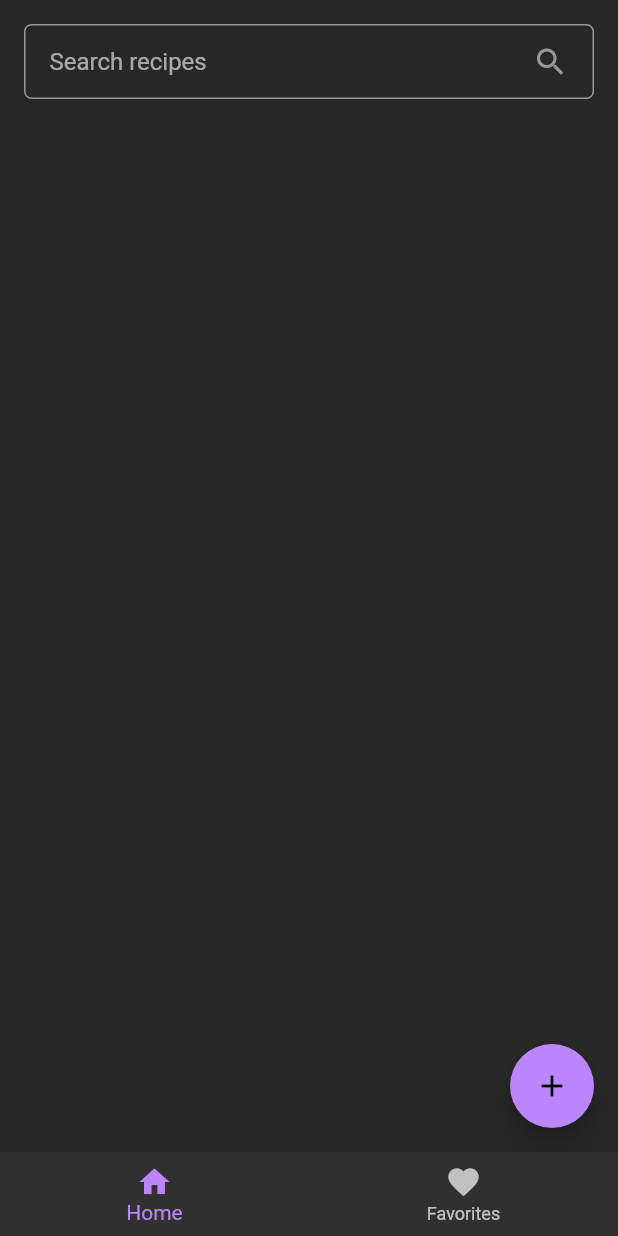
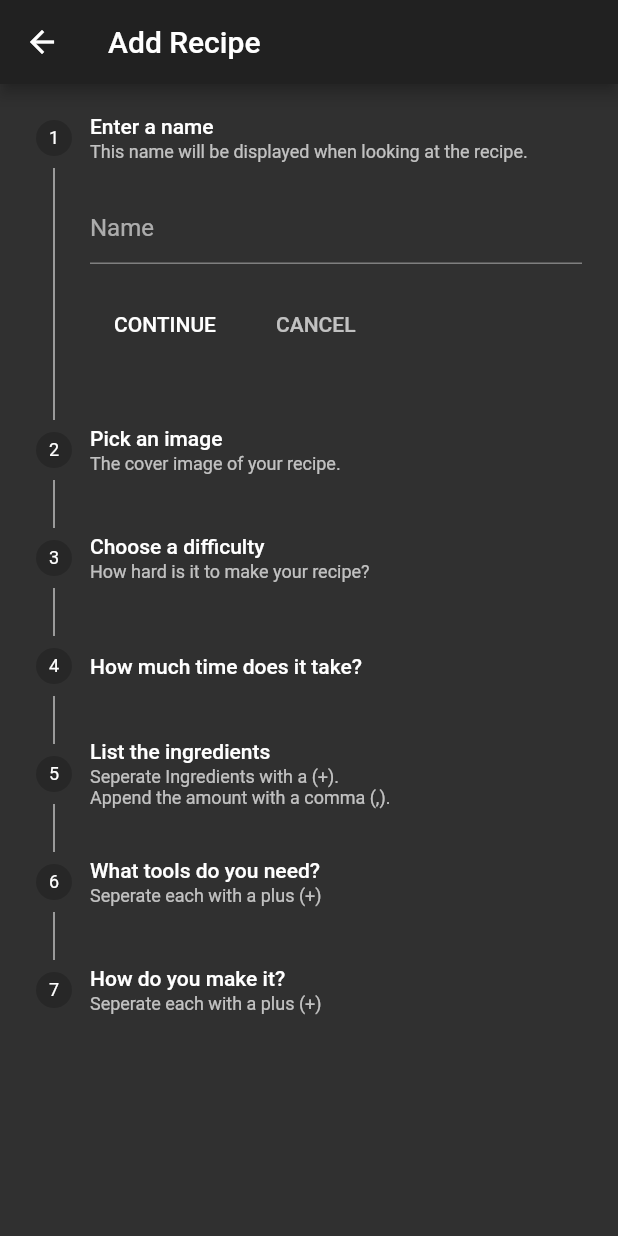
Before and after one commit to ecrax/recipe_library, a Flutter app: the screen it shows after launch, after a tap on the "add" icon, on a phone screen of 412 x 824 dp. Run offline on Flutter 3.47's test engine with Material 2 defaults, Android fonts, the phone set to English and light mode, and no system bars; our stand-ins replace cloud_firestore, firebase_core, firebase_storage, image_picker, material_design_icons_flutter; missing offline and left inert: flutter_duration_picker; accounts and stored records are empty; network calls fail.

Commit message:
ready for polishing

```diff
--- a/lib/main.dart
+++ b/lib/main.dart
@@ -1,6 +1,7 @@
 import 'package:firebase_core/firebase_core.dart';
 import 'package:flutter/material.dart';
 import 'package:recipe_library/constants.dart';
+import 'package:recipe_library/screens/add_recipe_screen.dart';
 import 'package:recipe_library/screens/all_recipes_screen.dart';
 import 'package:recipe_library/screens/favorites_screen.dart';
 
@@ -49,8 +50,16 @@ class _InitialScreenState extends State<InitialScreen> {
     return SafeArea(
       child: Scaffold(
         floatingActionButton: FloatingActionButton(
+          tooltip: "Add Recipe",
           child: Icon(Icons.add),
-          onPressed: () {},
+          onPressed: () {
+            Navigator.push(
+              context,
+              MaterialPageRoute(
+                builder: (context) => AddRecipeScreen(),
+              ),
+            );
+          },
         ),
         backgroundColor: kBackgroundColor,
         bottomNavigationBar: BottomNavigationBar(
--- /dev/null
+++ b/lib/screens/add_recipe_screen.dart
@@ -0,0 +1,293 @@
+import 'dart:io';
+
+import 'package:cloud_firestore/cloud_firestore.dart';
+import 'package:firebase_storage/firebase_storage.dart';
+import 'package:flutter/material.dart';
+import 'package:flutter_duration_picker/flutter_duration_picker.dart';
+import 'package:image_picker/image_picker.dart';
+
+class AddRecipeScreen extends StatefulWidget {
+  @override
+  _AddRecipeScreenState createState() => _AddRecipeScreenState();
+}
+
+class _AddRecipeScreenState extends State<AddRecipeScreen> {
+  FirebaseStorage _storage = FirebaseStorage.instance;
+  FirebaseFirestore _database = FirebaseFirestore.instance;
+  ImagePicker _picker = ImagePicker();
+
+  int _index = 0;
+  int _stepAmount = 7;
+
+  File _image;
+
+  String uploadedImageURL;
+  String name;
+  String difficulty = "Beginner";
+  Duration duration = Duration(minutes: 0);
+  String toolsInput;
+  String ingredientsInput;
+  String stepsInput;
+
+  List<String> stringToList(String string) {
+    var list = string.split("+");
+
+    return list;
+  }
+
+  Map<dynamic, dynamic> stringToMap(String string) {
+    var bigList = string.split("+");
+    var smallList = [];
+
+    for (var item in bigList) {
+      smallList.add(item.split(","));
+    }
+
+    var finalMap = {};
+
+    for (var item in smallList) {
+      finalMap[item[0]] = item[1];
+    }
+
+    return finalMap;
+  }
+
+  bool isEmpty(String s) {
+    if (s == null || s.trim() == "") {
+      return true;
+    } else {
+      return false;
+    }
+  }
+
+  Future getImageGallery() async {
+    var image = await _picker.getImage(source: ImageSource.gallery);
+
+    setState(() {
+      _image = File(image.path);
+    });
+  }
+
+  Future getImageCamera() async {
+    var image = await _picker.getImage(source: ImageSource.camera);
+
+    setState(() {
+      _image = File(image.path);
+    });
+  }
+
+  Future uploadFile(int id) async {
+    StorageReference reference =
+        _storage.ref().child("recipe_images/").child("${id.toString()}.jpg");
+    StorageUploadTask uploadTask = reference.putFile(_image);
+
+    StorageTaskSnapshot downloadUrl = (await uploadTask.onComplete);
+
+    uploadedImageURL = (await downloadUrl.ref.getDownloadURL());
+
+    //print(uploadedImageURL);
+  }
+
+  @override
+  Widget build(BuildContext context) {
+    return Scaffold(
+      appBar: AppBar(
+        title: Text("Add Recipe"),
+      ),
+      body: Container(
+        child: Stepper(
+          currentStep: _index,
+          onStepTapped: (value) {
+            setState(() {
+              _index = value;
+            });
+          },
+          onStepCancel: () {
+            //print("You are clicking the cancel button.");
+            if (_index == 0) {
+              Navigator.pop(context);
+            } else {
+              setState(() {
+                _index -= 1;
+              });
+            }
+          },
+          onStepContinue: () async {
+            //print("You are clicking the continue button.");
+            if (_index + 1 < _stepAmount) {
+              setState(() {
+                _index += 1;
+              });
+            } else {
+              // Finished with form | submit everything to firebase
+
+              if (isEmpty(name) ||
+                  isEmpty(ingredientsInput) ||
+                  isEmpty(toolsInput) ||
+                  isEmpty(stepsInput)) {
+                // Form not filled out correctly
+              } else {
+                QuerySnapshot snapshot =
+                    await _database.collection("recipes").orderBy("id").get();
+
+                int highestID = snapshot.docs.last.data()["id"];
+
+                uploadFile(highestID + 1);
+
+                if (!isEmpty(uploadedImageURL)) {
+                  await _database
+                      .collection("recipes")
+                      .doc((highestID + 1).toString())
+                      .set({
+                    'name': name,
+                    'id': highestID + 1,
+                    'image': uploadedImageURL,
+                    'difficulty': difficulty,
+                    'time': duration.inMinutes >= 60
+                        ? duration.inHours.toString() + " h"
+                        : duration.inMinutes.toString() + " min",
+                    'ingredients': stringToMap(ingredientsInput),
+                    'tools': stringToList(toolsInput),
+                    'steps': stringToList(stepsInput),
+                  });
+
+                  // Display spinner
+                  Navigator.pop(context);
+                } else {
+                  // Image did not upload correctly
+                }
+              }
+            }
+          },
+          steps: [
+            Step(
+              title: Text("Enter a name"),
+              subtitle: Text(
+                  "This name will be displayed when looking at the recipe."),
+              content: TextField(
+                decoration: InputDecoration(hintText: "Name"),
+                onChanged: (value) {
+                  name = value;
+                },
+              ),
+            ),
+            Step(
+              title: Text("Pick an image"),
+              subtitle: Text("The cover image of your recipe."),
+              content: Column(
+                children: [
+                  _image != null
+                      ? Image.asset(
+                          _image.path,
+                          height: 150,
+                          fit: BoxFit.cover,
+                        )
+                      : Container(height: 150),
+                  Row(
+                    mainAxisAlignment: MainAxisAlignment.spaceEvenly,
+                    children: [
+                      FlatButton(
+                        child: Text('Choose Picture'),
+                        onPressed: getImageGallery,
+                      ),
+                      FlatButton(
+                        child: Text('Take Picture'),
+                        onPressed: getImageCamera,
+                      ),
+                    ],
+                  )
+                ],
+              ),
+            ),
+            Step(
+              title: Text("Choose a difficulty"),
+              subtitle: Text("How hard is it to make your recipe?"),
+              content: DropdownButton(
+                items: [
+                  DropdownMenuItem(
+                    child: Text("Beginner"),
+                    value: "Beginner",
+                  ),
+                  DropdownMenuItem(
+                    child: Text("Intermediate"),
+                    value: "Intermediate",
+                  ),
+                  DropdownMenuItem(
+                    child: Text("Advanced"),
+                    value: "Advanced",
+                  ),
+                  DropdownMenuItem(
+                    child: Text("Expert"),
+                    value: "Expert",
+                  ),
+                ],
+                onChanged: (value) {
+                  setState(() {
+                    difficulty = value;
+                  });
+                },
+                value: difficulty,
+              ),
+            ),
+            Step(
+                title: Text("How much time does it take?"),
+                content: DurationPicker(
+                  onChange: (value) {
+                    setState(() {
+                      duration = value;
+                      //print(duration);
+                    });
+                  },
+                  snapToMins: 5,
+                )),
+            Step(
+              title: Text("List the ingredients"),
+              subtitle: Text(
+                "Seperate Ingredients with a (+).\nAppend the amount with a comma (,).",
+                overflow: TextOverflow.fade,
+              ),
+              content: TextField(
+                maxLines: null,
+                decoration:
+                    InputDecoration(hintText: "e.g. Peas,500g+Carrots,3"),
+                onChanged: (value) {
+                  ingredientsInput = value;
+                },
+              ),
+            ),
+            Step(
+              title: Text("What tools do you need?"),
+              subtitle: Text(
+                "Seperate each with a plus (+)",
+                overflow: TextOverflow.fade,
+              ),
+              content: TextField(
+                maxLines: null,
+                decoration: InputDecoration(hintText: "e.g. Blender+Knife"),
+                onChanged: (value) {
+                  toolsInput = value;
+                },
+              ),
+            ),
+            Step(
+              title: Text("How do you make it?"),
+              subtitle: Text(
+                "Seperate each with a plus (+)",
+                overflow: TextOverflow.fade,
+              ),
+              content: TextField(
+                maxLines: null,
+                decoration: InputDecoration(
+                    hintText:
+                        "e.g. Mix flour with baking soda.+Bake for 30 min."),
+                onChanged: (value) {
+                  stepsInput = value;
+                },
+              ),
+            ),
+          ],
+        ),
+      ),
+    );
+  }
+}
--- a/lib/screens/all_recipes_screen.dart
+++ b/lib/screens/all_recipes_screen.dart
@@ -11,7 +11,7 @@ class AllRecipesScreen extends StatefulWidget {
 class _AllRecipesScreenState extends State<AllRecipesScreen> {
   FirebaseFirestore fb = FirebaseFirestore.instance;
 
-  Future<QuerySnapshot> getImages() {
+  Future<QuerySnapshot> getRecipes() {
     return fb.collection("recipes").get();
   }
 
@@ -70,7 +70,7 @@ class _AllRecipesScreenState extends State<AllRecipesScreen> {
         ),
         Expanded(
           child: FutureBuilder(
-            future: getImages(),
+            future: getRecipes(),
             builder: (context, AsyncSnapshot<QuerySnapshot> snapshot) {
               if (snapshot.connectionState == ConnectionState.done) {
                 return ListView.builder(
@@ -94,7 +94,7 @@ class _AllRecipesScreenState extends State<AllRecipesScreen> {
               } else if (snapshot.connectionState == ConnectionState.none) {
                 return Text("No data");
               }
-              return CircularProgressIndicator();
+              return Center(child: CircularProgressIndicator());
             },
           ),
         ),
--- a/lib/widgets/recipe_card.dart
+++ b/lib/widgets/recipe_card.dart
@@ -16,6 +16,7 @@ class RecipeCard extends StatelessWidget {
     var steps = data["steps"];
     var time = data["time"];
     var difficulty = data["difficulty"];
+    var id = data["id"].toString();
 
     return GestureDetector(
       onTap: onTap,
@@ -36,7 +37,7 @@ class RecipeCard extends StatelessWidget {
                 ClipRRect(
                   borderRadius: BorderRadius.circular(5),
                   child: Hero(
-                    tag: "RecipeImage",
+                    tag: "RecipeImage$id",
                     child: Image.network(
                       imageURL,
                       fit: BoxFit.cover,
--- a/pubspec.yaml
+++ b/pubspec.yaml
@@ -32,6 +32,10 @@ dependencies:
   cloud_firestore: ^0.14.0+2
   firebase_storage: ^4.0.0
   material_design_icons_flutter: ^4.0.5555
+  image_picker: ^0.6.7+7
+  flutter_duration_picker:
+    git:
+      url: https://github.com/cdharris/flutter_duration_picker
 
 dev_dependencies:
   flutter_test:
```
Also changed, not shown: lib/screens/recipe_screen.dart (+33 -2 lines), lib/utils/format.dart (+23 -21 lines), pubspec.lock, 1 other file.
